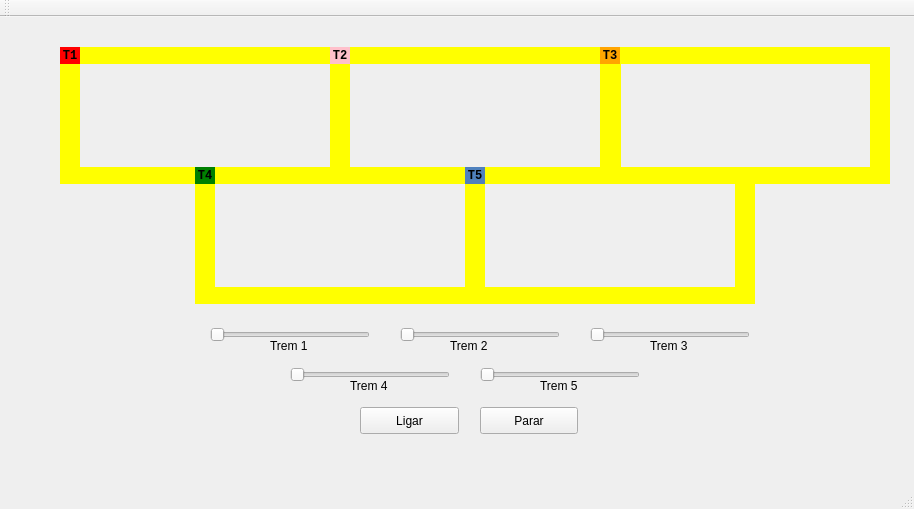
This is mainwindow.ui in VictorIsBold/ProjetoTrensSO as Qt 5 draws it before an edit. The edited form follows.
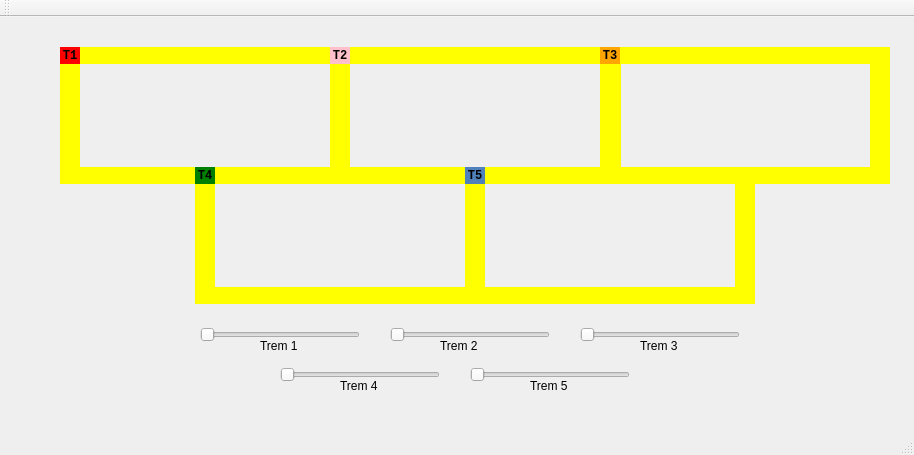
This is the edited form.

Commit message: Add README and remove init/stop buttons

What changed in the file:
```diff
--- a/mainwindow.ui
+++ b/mainwindow.ui
@@ -7,7 +7,7 @@
     <x>0</x>
     <y>0</y>
     <width>914</width>
-    <height>509</height>
+    <height>455</height>
    </rect>
   </property>
   <property name="windowTitle">
@@ -104,32 +104,6 @@
      <string/>
     </property>
    </widget>
-   <widget class="QPushButton" name="pushButton">
-    <property name="geometry">
-     <rect>
-      <x>360</x>
-      <y>390</y>
-      <width>99</width>
-      <height>27</height>
-     </rect>
-    </property>
-    <property name="text">
-     <string>Ligar</string>
-    </property>
-   </widget>
-   <widget class="QPushButton" name="pushButton_2">
-    <property name="geometry">
-     <rect>
-      <x>480</x>
-      <y>390</y>
-      <width>98</width>
-      <height>27</height>
-     </rect>
-    </property>
-    <property name="text">
-     <string>Parar</string>
-    </property>
-   </widget>
    <widget class="QLabel" name="label_trilho4_2">
     <property name="geometry">
      <rect>
@@ -429,7 +403,7 @@
    <widget class="QSlider" name="Slider4">
     <property name="geometry">
      <rect>
-      <x>290</x>
+      <x>280</x>
       <y>350</y>
       <width>160</width>
       <height>16</height>
@@ -442,7 +416,7 @@
    <widget class="QSlider" name="Slider1">
     <property name="geometry">
      <rect>
-      <x>210</x>
+      <x>200</x>
       <y>310</y>
       <width>160</width>
       <height>16</height>
@@ -455,7 +429,7 @@
    <widget class="QSlider" name="Slider2">
     <property name="geometry">
      <rect>
-      <x>400</x>
+      <x>390</x>
       <y>310</y>
       <width>160</width>
       <height>16</height>
@@ -468,7 +442,7 @@
    <widget class="QSlider" name="Slider3">
     <property name="geometry">
      <rect>
-      <x>590</x>
+      <x>580</x>
       <y>310</y>
       <width>160</width>
       <height>16</height>
@@ -481,7 +455,7 @@
    <widget class="QSlider" name="Slider5">
     <property name="geometry">
      <rect>
-      <x>480</x>
+      <x>470</x>
       <y>350</y>
       <width>160</width>
       <height>16</height>
@@ -494,7 +468,7 @@
    <widget class="QLabel" name="label">
     <property name="geometry">
      <rect>
-      <x>270</x>
+      <x>260</x>
       <y>320</y>
       <width>67</width>
       <height>17</height>
@@ -507,7 +481,7 @@
    <widget class="QLabel" name="label_2">
     <property name="geometry">
      <rect>
-      <x>450</x>
+      <x>440</x>
       <y>320</y>
       <width>67</width>
       <height>17</height>
@@ -520,7 +494,7 @@
    <widget class="QLabel" name="label_3">
     <property name="geometry">
      <rect>
-      <x>650</x>
+      <x>640</x>
       <y>320</y>
       <width>67</width>
       <height>17</height>
@@ -533,7 +507,7 @@
    <widget class="QLabel" name="label_4">
     <property name="geometry">
      <rect>
-      <x>350</x>
+      <x>340</x>
       <y>360</y>
       <width>67</width>
       <height>17</height>
@@ -546,7 +520,7 @@
    <widget class="QLabel" name="label_5">
     <property name="geometry">
      <rect>
-      <x>540</x>
+      <x>530</x>
       <y>360</y>
       <width>67</width>
       <height>17</height>
```
Left out of the diff: 4 changed lines with no effect on the pictures. The commit also changes 4 other files.
